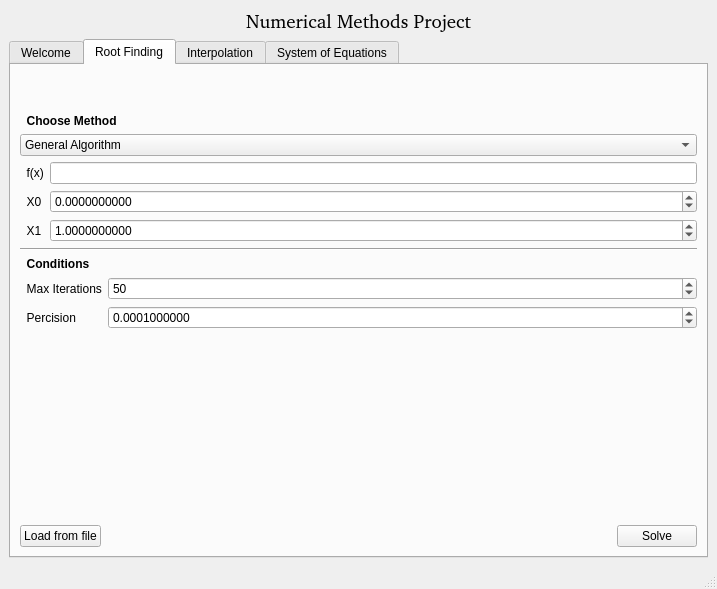
Above: ui_main_window.ui from k-alkiek/numerical-methods before the change. Below: the same form after it.
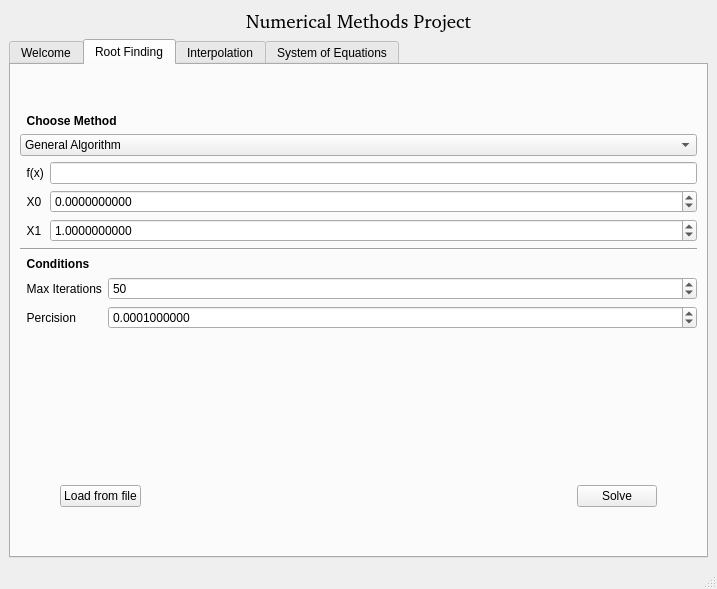
That is the form after the change.

Commit message: Add plot window

The edit to the form file:
```diff
--- a/ui_main_window.ui
+++ b/ui_main_window.ui
@@ -317,6 +317,22 @@
         </item>
         <item>
          <layout class="QHBoxLayout" name="horizontalLayout_12">
+          <item>
+           <spacer name="horizontalSpacer_5">
+            <property name="orientation">
+             <enum>Qt::Horizontal</enum>
+            </property>
+            <property name="sizeType">
+             <enum>QSizePolicy::Minimum</enum>
+            </property>
+            <property name="sizeHint" stdset="0">
+             <size>
+              <width>40</width>
+              <height>20</height>
+             </size>
+            </property>
+           </spacer>
+          </item>
           <item>
            <widget class="QPushButton" name="rootLoadBtn">
             <property name="text">
@@ -344,8 +360,40 @@
             </property>
            </widget>
           </item>
+          <item>
+           <spacer name="horizontalSpacer_6">
+            <property name="orientation">
+             <enum>Qt::Horizontal</enum>
+            </property>
+            <property name="sizeType">
+             <enum>QSizePolicy::Minimum</enum>
+            </property>
+            <property name="sizeHint" stdset="0">
+             <size>
+              <width>40</width>
+              <height>20</height>
+             </size>
+            </property>
+           </spacer>
+          </item>
          </layout>
         </item>
+        <item>
+         <spacer name="verticalSpacer_8">
+          <property name="orientation">
+           <enum>Qt::Vertical</enum>
+          </property>
+          <property name="sizeType">
+           <enum>QSizePolicy::Minimum</enum>
+          </property>
+          <property name="sizeHint" stdset="0">
+           <size>
+            <width>20</width>
+            <height>40</height>
+           </size>
+          </property>
+         </spacer>
+        </item>
        </layout>
       </widget>
       <widget class="QWidget" name="tab_2">
```
Left out of the diff: 1 changed line with no effect on the pictures. The commit also changes 4 other files.
